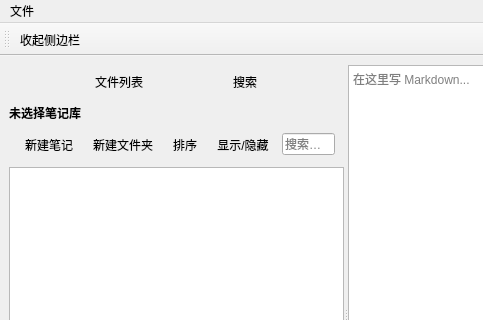
First picture: the form in mainwindow.ui, repository SS-R-in/MossNote, before the edit; both pictures show x 0 to 483 and y 0 to 320 of the 800 by 600 pixel window.
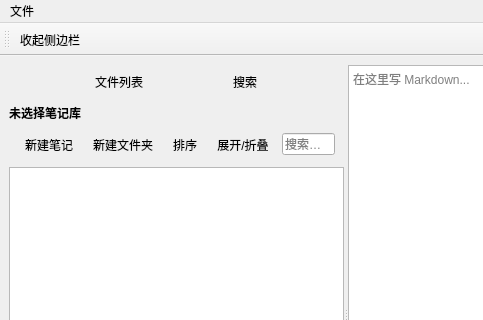
Second picture: the form after the edit.

Commit message: style: add icons to sidebar buttons

What changed in the file:
```diff
--- a/mainwindow.ui
+++ b/mainwindow.ui
@@ -114,7 +114,7 @@
            <item>
             <widget class="QToolButton" name="expandCollapseButton">
              <property name="text">
-              <string>显示/隐藏</string>
+              <string>展开/折叠</string>
              </property>
              <property name="autoRaise">
               <bool>true</bool>
```
Left out of the diff: 18 changed lines with no effect on the pictures. The commit also changes 1 other file.
